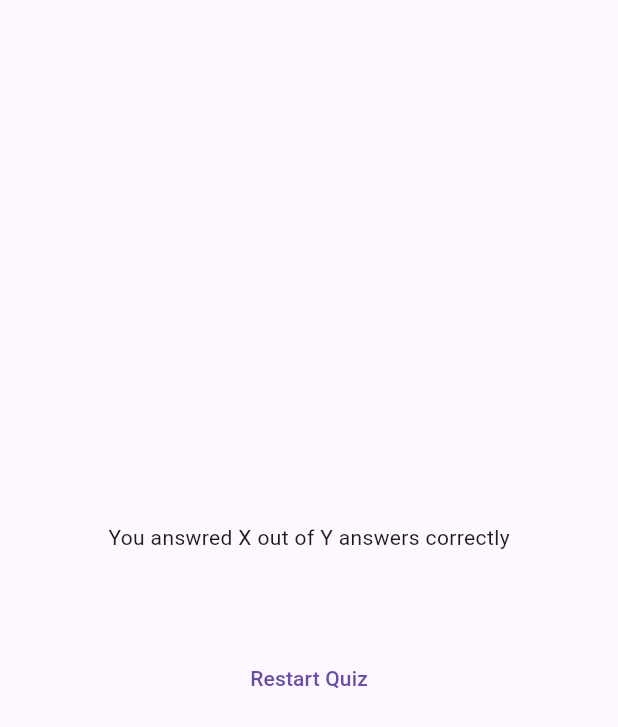
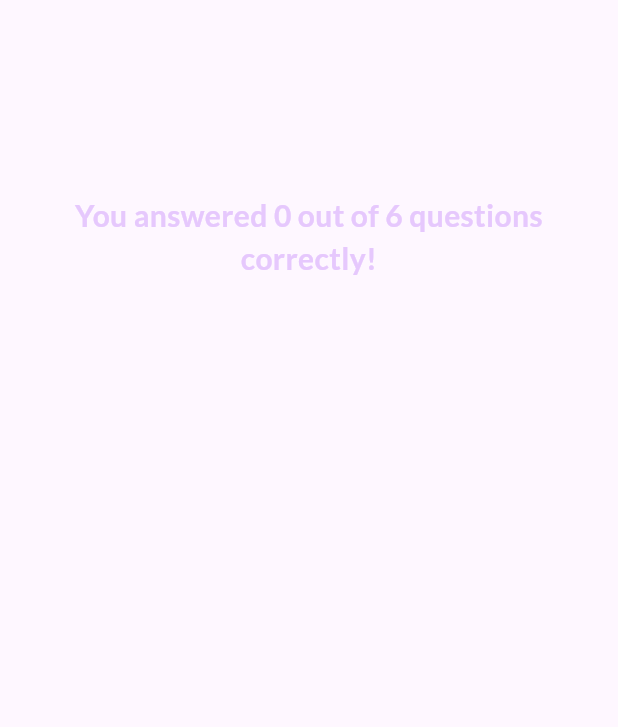
Before and after one commit to rajeevthottunkal/QuizApp_Flutter, a Flutter app: the ResultsScreen widget shown alone on an empty page, opened directly with empty values, on a phone screen of 412 x 824 dp. Shown: the top 727 px of the screen. Run offline on Flutter 3.47's test engine with Material 3 defaults, Android fonts, the phone set to English and light mode, and no system bars; our stand-ins replace google_fonts.

Commit message:
Final Commit

```diff
--- /dev/null
+++ b/lib/questions_summary/questions_summary.dart
@@ -0,0 +1,25 @@
+import 'package:flutter/material.dart';
+
+import 'package:quizapp/questions_summary/summary_item.dart';
+
+class QuestionsSummary extends StatelessWidget {
+  const QuestionsSummary(this.summaryData, {super.key});
+
+  final List<Map<String, Object>> summaryData;
+
+  @override
+  Widget build(BuildContext context) {
+    return SizedBox(
+      height: 400,
+      child: SingleChildScrollView(
+        child: Column(
+          children: summaryData.map(
+            (data) {
+              return SummaryItem(data);
+            },
+          ).toList(),
+        ),
+      ),
+    );
+  }
+}
--- a/lib/results_screen.dart
+++ b/lib/results_screen.dart
@@ -1,10 +1,17 @@
+import 'package:flutter/foundation.dart';
 import 'package:flutter/material.dart';
+import 'package:google_fonts/google_fonts.dart';
 import 'package:quizapp/data/questions.dart';
-import 'package:quizapp/questions_summary.dart';
+import 'package:quizapp/questions_summary/questions_summary.dart';
 
 class ResultsScreen extends StatelessWidget {
-  const ResultsScreen({super.key, required this.chosenAnswers});
+  const ResultsScreen({
+    super.key,
+    required this.chosenAnswers,
+    required this.onRestart,
+  });
 
+  final void Function() onRestart;
   final List<String> chosenAnswers;
 
   List<Map<String, Object>> getSummaryData() {
@@ -20,11 +27,18 @@ class ResultsScreen extends StatelessWidget {
         },
       );
     }
+
     return summary;
   }
 
   @override
   Widget build(BuildContext context) {
+    final summaryData = getSummaryData();
+    final numTotalQuestions = questions.length;
+    final numCorrectQuestions = summaryData.where((data) {
+      return data['user_answer'] == data['correct_answer'];
+    }).length;
+
     return SizedBox(
       width: double.infinity,
       child: Container(
@@ -32,18 +46,30 @@ class ResultsScreen extends StatelessWidget {
         child: Column(
           mainAxisAlignment: MainAxisAlignment.center,
           children: [
-            Text('You answred X out of Y answers correctly'),
-            SizedBox(
+            Text(
+              'You answered $numCorrectQuestions out of $numTotalQuestions questions correctly!',
+              style: GoogleFonts.lato(
+                color: const Color.fromARGB(255, 230, 200, 253),
+                fontSize: 20,
+                fontWeight: FontWeight.bold,
+              ),
+              textAlign: TextAlign.center,
+            ),
+            const SizedBox(
               height: 30,
             ),
-            QuestionsSummary(getSummaryData()),
-            SizedBox(
+            QuestionsSummary(summaryData),
+            const SizedBox(
               height: 30,
             ),
-            TextButton(
-              onPressed: () {},
-              child: Text('Restart Quiz'),
-            ),
+            TextButton.icon(
+              onPressed: onRestart,
+              style: TextButton.styleFrom(
+                foregroundColor: Colors.white,
+              ),
+              icon: const Icon(Icons.refresh),
+              label: const Text('Restart Quiz!'),
+            )
           ],
         ),
       ),
```
Also changed, not shown: lib/questions_summary.dart (deleted, +0 -31 lines), lib/questions_summary/question_identifier.dart (added, +35 -0 lines), lib/questions_summary/summary_item.dart (added, +58 -0 lines), lib/quiz.dart (+8 -0 lines).
